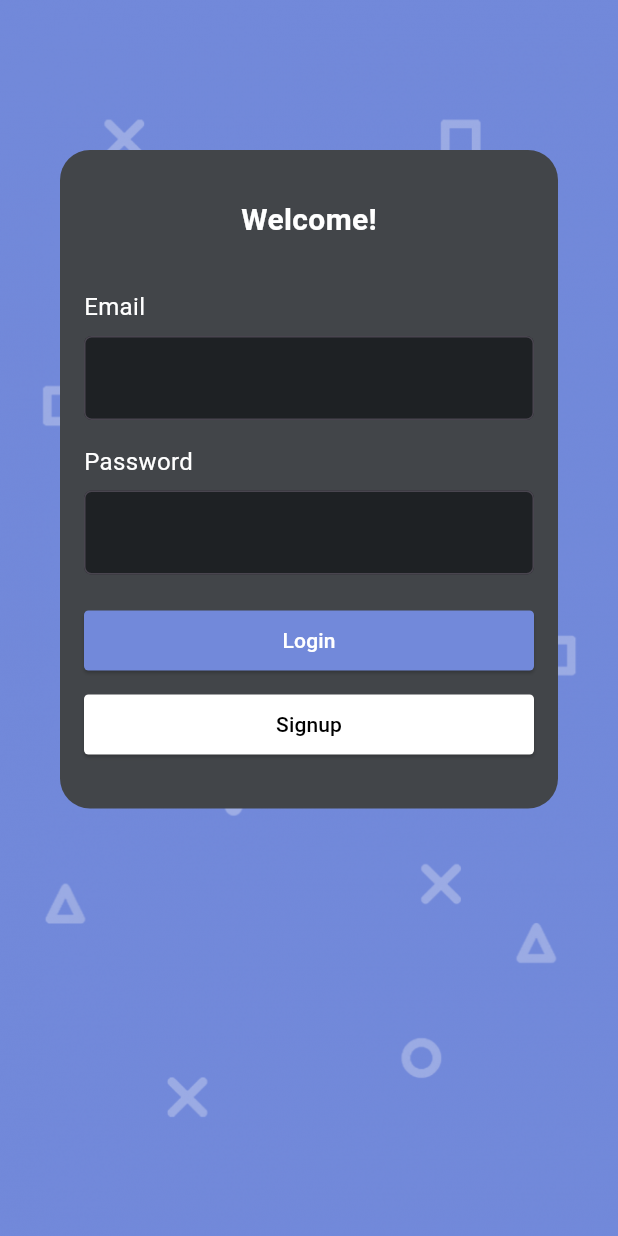
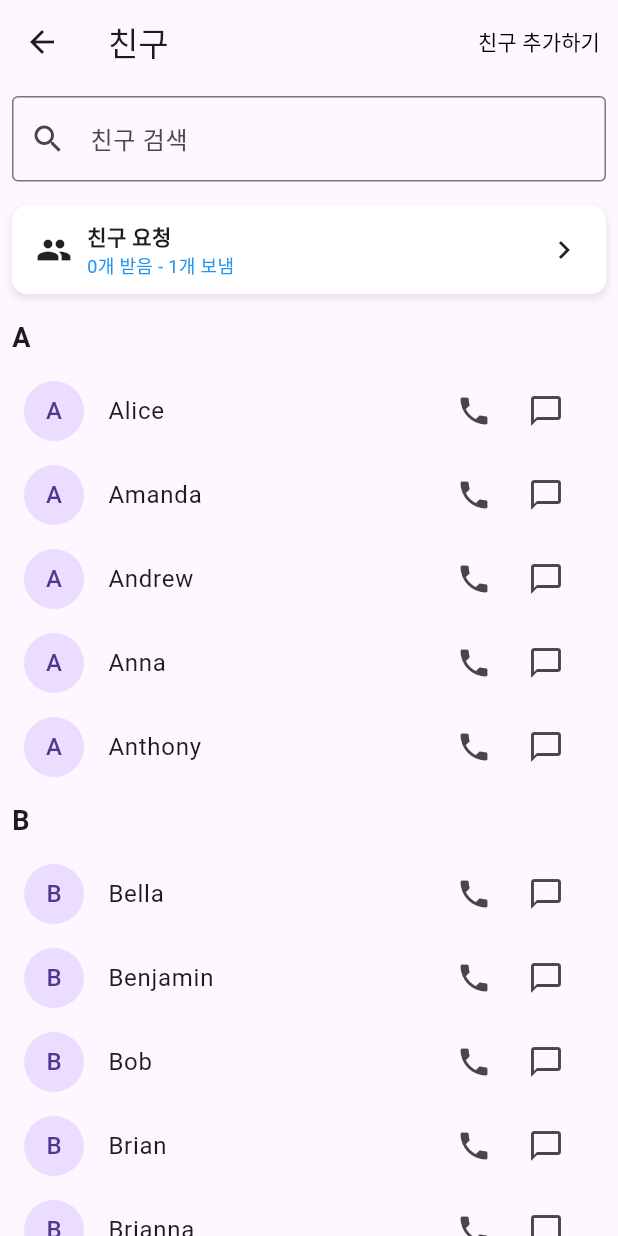
Before and after one commit to sillonjeu/Discord-Front, a Flutter app: the screen it shows after launch, on a phone screen of 412 x 824 dp. Run offline on Flutter 3.47's test engine with Material 3 defaults, Android fonts, the light colour scheme and no system bars; our stand-ins replace image_picker, shared_preferences.

Commit message:
feat: friends_manage_screen.dart skeleton

```diff
--- a/lib/main.dart
+++ b/lib/main.dart
@@ -1,3 +1,4 @@
+import 'package:discord_front/screen/friends_manage_screen.dart'; // dawon 코딩용 import
 import 'package:flutter/material.dart';
 import 'package:provider/provider.dart';
 import 'package:discord_front/screen/login_screen.dart';
@@ -19,13 +20,26 @@ void main() {
 }
 
 
+// class MyApp extends StatelessWidget {
+//   @override
+//   Widget build(BuildContext context) {
+//     return MaterialApp(
+//       debugShowCheckedModeBanner: false,
+//       title: 'Discord_Front',
+//       home: LoginScreen(),
+//     );
+//   }
+// }
+
+//서버 닫혔을때 테스트용
+
 class MyApp extends StatelessWidget {
   @override
   Widget build(BuildContext context) {
     return MaterialApp(
       debugShowCheckedModeBanner: false,
       title: 'Discord_Front',
-      home: LoginScreen(),
+      home: FriendsManageScreen(),
     );
   }
 }
--- /dev/null
+++ b/lib/screen/friends_manage_screen.dart
@@ -0,0 +1,218 @@
+import 'package:flutter/material.dart';
+
+void main() {
+  runApp(MaterialApp(home: FriendsManageScreen()));
+}
+
+class FriendsManageScreen extends StatefulWidget {
+  @override
+  _FriendsManageScreenState createState() => _FriendsManageScreenState();
+}
+
+class _FriendsManageScreenState extends State<FriendsManageScreen> {
+  String searchText = '';
+  List<FriendTile> originalFriendsList = [
+    // 백엔드에서 받아온 친구 목록
+    FriendTile(name: 'Amanda', initial: 'A'),
+    FriendTile(name: 'Daniel', initial: 'D'),
+    FriendTile(name: 'Chris', initial: 'C'),
+    FriendTile(name: 'Catherine', initial: 'C'),
+    FriendTile(name: 'Brianna', initial: 'B'),
+    FriendTile(name: 'Andrew', initial: 'A'),
+    FriendTile(name: 'Doris', initial: 'D'),
+    FriendTile(name: 'David', initial: 'D'),
+    FriendTile(name: 'Bella', initial: 'B'),
+    FriendTile(name: 'Clara', initial: 'C'),
+    FriendTile(name: 'Brian', initial: 'B'),
+    FriendTile(name: 'Benjamin', initial: 'B'),
+    FriendTile(name: 'Cody', initial: 'C'),
+    FriendTile(name: 'Alice', initial: 'A'),
+    FriendTile(name: 'Daisy', initial: 'D'),
+    FriendTile(name: 'Anna', initial: 'A'),
+    FriendTile(name: 'Diana', initial: 'D'),
+    FriendTile(name: 'Caleb', initial: 'C'),
+    FriendTile(name: 'Bob', initial: 'B'),
+    FriendTile(name: 'Anthony', initial: 'A'),
+
+  ];
+  List<FriendTile> sortedFriendsList = [];
+
+  @override
+  void initState() {
+    super.initState();
+    // 백엔드에서 친구 목록을 받아오는 로직
+    // 예를 들어, fetchFriendsFromBackend();
+
+    // 친구 목록 정렬
+    sortedFriendsList = sortFriendsList(originalFriendsList);
+    print("friends list sorted");
+  }
+
+  List<FriendTile> sortFriendsList(List<FriendTile> friends) {
+    // 친구 목록을 알파벳 순으로 정렬
+    // 예시를 위한 간단한 정렬 로직
+    friends.sort((a, b) => a.name.compareTo(b.name));
+    return friends;
+  }
+
+  Map<String, List<FriendTile>> groupedFriends() {
+    Map<String, List<FriendTile>> map = {};
+    for (var friend in sortedFriendsList) {
+      String initial = friend.initial.toUpperCase();
+      if (friend.name.toLowerCase().contains(searchText.toLowerCase())) {
+        map.putIfAbsent(initial, () => []).add(friend);
+      }
+    }
+    return map;
+  }
+
+  @override
+  Widget build(BuildContext context) {
+    Map<String, List<FriendTile>> friendGroups = groupedFriends();
+
+    return GestureDetector(
+      onTap: (){
+        FocusScope.of(context).requestFocus(new FocusNode());
+      },
+      child: Scaffold(
+        appBar: AppBar(
+          leading: IconButton(
+            icon: Icon(Icons.arrow_back),
+            onPressed: () {
+              Navigator.pop(context);
+            },
+          ),
+          title: Text('친구'),
+          actions: [
+            TextButton(
+              onPressed: () {
+                // 친구 추가하기 로직
+              },
+              child: Text('친구 추가하기', style: TextStyle(color: Colors.black)),
+            ),
+          ],
+        ),
+        body: Column(
+          children: [
+            Padding(
+              padding: const EdgeInsets.all(8.0),
+              child: TextField(
+                decoration: InputDecoration(
+                  hintText: '친구 검색',
+                  prefixIcon: Icon(Icons.search),
+                  border: OutlineInputBorder(),
+                ),
+                onChanged: (value) {
+                  setState(() {
+                    searchText = value;
+                  });
+                },
+              ),
+            ),
+            InkWell(
+              onTap: () {
+                // 친구 요청 페이지 이동 로직
+              },
+              child: Container(
+                padding: EdgeInsets.symmetric(horizontal: 16.0, vertical: 10.0),
+                margin: EdgeInsets.all(8.0),
+                decoration: BoxDecoration(
+                  color: Colors.white,
+                  borderRadius: BorderRadius.circular(10),
+                  boxShadow: [
+                    BoxShadow(
+                      color: Colors.grey.withOpacity(0.2),
+                      spreadRadius: 1,
+                      blurRadius: 3,
+                      offset: Offset(0, 3), // changes position of shadow
+                    ),
+                  ],
+                ),
+                child: Row(
+                  mainAxisAlignment: MainAxisAlignment.spaceBetween,
+                  children: [
+                    Row(
+                      children: [
+                        Icon(Icons.people), // 종이비행기 아이콘
+                        SizedBox(width: 10,),
+                        Column(
+                          crossAxisAlignment: CrossAxisAlignment.start,
+                          children: <Widget>[
+                            Text('친구 요청', style: TextStyle(fontWeight: FontWeight.bold)),
+                            Text(
+                              '0개 받음 - 1개 보냄',
+                              style: TextStyle(fontSize: 12, color: Colors.blue),
+                            ),
+                          ],
+                        ),
+
+                      ],
+                    ),
+                    Icon(Icons.chevron_right), // 꺽새 아이콘
+                  ],
+                ),
+              ),
+            ),
+
+            Expanded(
+              child: ListView.builder(
+                itemCount: friendGroups.keys.length,
+                itemBuilder: (context, index) {
+                  String initial = friendGroups.keys.elementAt(index);
+                  List<FriendTile> friends = friendGroups[initial]!;
+
+                  if (friends.isEmpty) {
+                    return SizedBox.shrink();
+                  }
+
+                  return Column(
+                    crossAxisAlignment: CrossAxisAlignment.start,
+                    children: [
+                      Padding(
+                        padding: const EdgeInsets.all(8.0),
+                        child: Text(initial, style: TextStyle(fontSize: 18, fontWeight: FontWeight.bold)),
+                      ),
+                      ...friends
+                    ],
+                  );
+                },
+              ),
+            ),
+          ],
+        ),
+      ),
+    );
+  }
+}
+
+class FriendTile extends StatelessWidget {
+  final String name;
+  final String initial;
+
+  FriendTile({required this.name, required this.initial});
+
+  @override
+  Widget build(BuildContext context) {
+    return ListTile(
+      leading: CircleAvatar(child: Text(initial)),
+      title: Text(name),
+      trailing: Row(
+        mainAxisSize: MainAxisSize.min,
+        children: <Widget>[
+          IconButton(
+            icon: Icon(Icons.phone),
+            onPressed: () {
+              // 통화 로직
+            },
+          ),
+          IconButton(
+            icon: Icon(Icons.chat_bubble_outline),
+            onPressed: () {
+              // 메시지 보내기 로직
+            },
+          ),
+        ],
+      ),
+    );
+  }
+}
```
